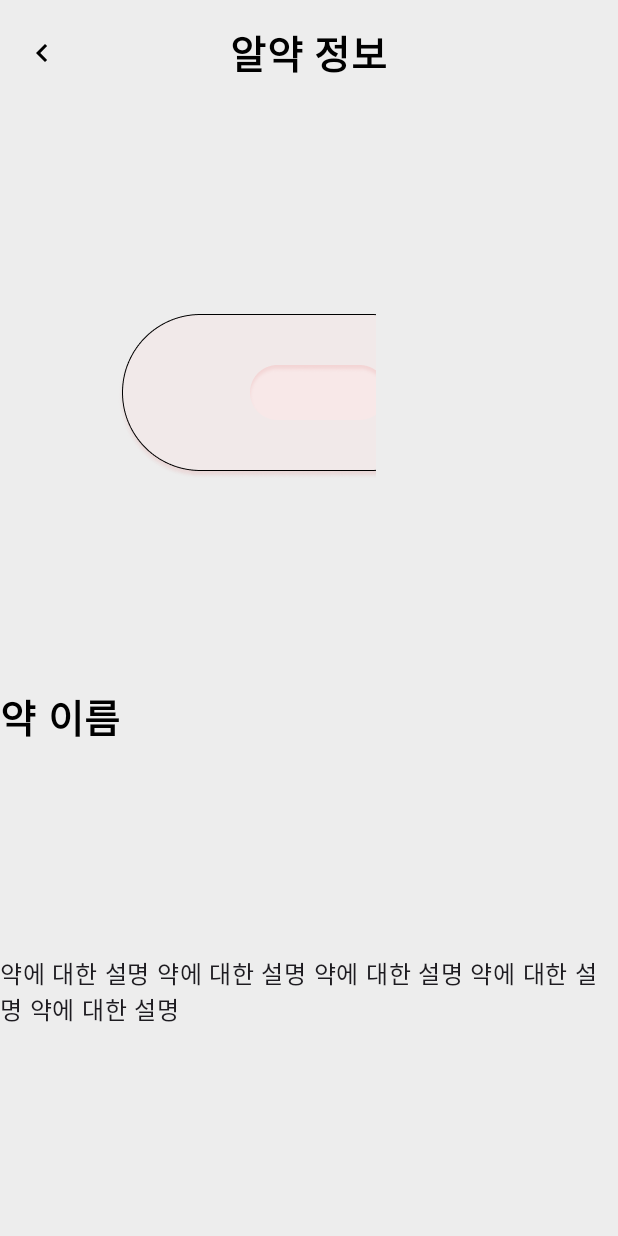
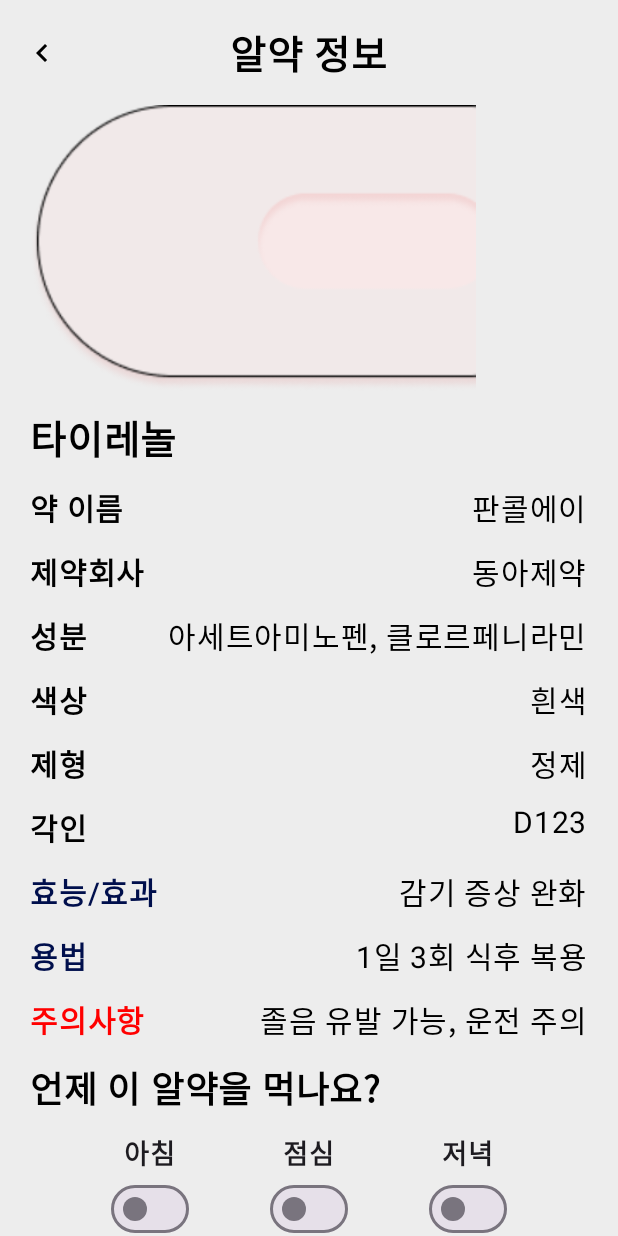
Before and after one commit to illujun/Capstone-Design, an Android app built with Jetpack Compose: the composable DetailScreen called with empty values, on a phone screen of 412 x 824 dp. Run offline under Robolectric (Android 15) with nearby library versions, the phone set to English and light mode, and no system bars; pictures from the network do not load.

Commit message:
pill plan setting

```diff
--- /dev/null
+++ b/Findpill/app/src/main/java/com/example/findpill/ui/component/TimeSwitch.kt
@@ -0,0 +1,40 @@
+package com.example.findpill.ui.component
+
+import androidx.compose.foundation.layout.Column
+import androidx.compose.material3.Switch
+import androidx.compose.material3.Text
+import androidx.compose.runtime.Composable
+import androidx.compose.runtime.getValue
+import androidx.compose.runtime.mutableStateOf
+import androidx.compose.runtime.remember
+import androidx.compose.runtime.setValue
+import androidx.compose.ui.Alignment
+import androidx.compose.ui.text.font.FontWeight
+import androidx.compose.ui.unit.sp
+import com.example.findpill.ui.viewmodel.CalendarViewModel
+
+@Composable
+fun TimeSwitch(
+    title: String,
+    time: String,
+    isChecked: Boolean,
+    pillId: String,
+    viewModel: CalendarViewModel
+){
+    var checked by remember { mutableStateOf(isChecked) }
+
+    Column(
+        horizontalAlignment = Alignment.CenterHorizontally
+    ){
+        Text(title, fontWeight = FontWeight.SemiBold, fontSize = 18.sp)
+        Switch(
+            checked = checked,
+            onCheckedChange = {
+                checked = it
+                if (it) viewModel.addPlan(time, pillId)
+                else viewModel.removePlan(time, pillId)
+            }
+        )
+    }
+
+}
--- a/Findpill/app/src/main/java/com/example/findpill/ui/nav/MainScaffold.kt
+++ b/Findpill/app/src/main/java/com/example/findpill/ui/nav/MainScaffold.kt
@@ -56,8 +56,9 @@ fun MainScaffold() {
                 PillCalendar(navController = navController, viewModel = vm) }
             composable("detail/{pillId}") { backStackEntry ->
                 val pillId = backStackEntry.arguments?.getString("pillId")?.toIntOrNull()
+                val vm: CalendarViewModel = viewModel()
                 pillId?.let{
-                    DetailScreen(navController, pillId = it)
+                    DetailScreen(navController, pillId = it, viewModel = vm)
                 }
             }
         }
--- a/Findpill/app/src/main/java/com/example/findpill/ui/nav/Navigation.kt
+++ b/Findpill/app/src/main/java/com/example/findpill/ui/nav/Navigation.kt
@@ -39,8 +39,9 @@ fun AppNavHost(
             PillCalendar(navController = navController, viewModel = vm) }
         composable("detail/{pillId}") { backStackEntry ->
             val pillId = backStackEntry.arguments?.getString("pillId")?.toIntOrNull()
+            val vm: CalendarViewModel = viewModel()
             pillId?.let{
-                DetailScreen(navController, pillId = it)
+                DetailScreen(navController, pillId = it, viewModel =vm)
             }
         }
     }
--- a/Findpill/app/src/main/java/com/example/findpill/ui/screen/DetailScreen.kt
+++ b/Findpill/app/src/main/java/com/example/findpill/ui/screen/DetailScreen.kt
@@ -3,20 +3,52 @@ package com.example.findpill.ui.screen
 import androidx.compose.foundation.Image
 import androidx.compose.foundation.background
 import androidx.compose.foundation.layout.*
+import androidx.compose.foundation.lazy.LazyColumn
+import androidx.compose.foundation.lazy.items
 import androidx.compose.material3.*
 import androidx.compose.runtime.Composable
+import androidx.compose.runtime.collectAsState
+import androidx.compose.runtime.getValue
+import androidx.compose.runtime.remember
 import androidx.compose.ui.Alignment
 import androidx.compose.ui.Modifier
+import androidx.compose.ui.graphics.Color
+import androidx.compose.ui.layout.ContentScale
+import androidx.compose.ui.res.painterResource
 import androidx.compose.ui.text.font.FontWeight
 import androidx.compose.ui.unit.dp
 import androidx.compose.ui.unit.sp
 import androidx.navigation.NavController
 import coil.compose.rememberAsyncImagePainter
 import com.example.findpill.R
+import com.example.findpill.ui.component.TimeSwitch
 import com.example.findpill.ui.component.TopBar
+import com.example.findpill.ui.viewmodel.CalendarViewModel
 
 @Composable
-fun DetailScreen(navController: NavController, pillId: Int) {
+fun DetailScreen(navController: NavController, pillId: Int, viewModel: CalendarViewModel) {
+    val pillDetail = listOf(
+        "약 이름" to "판콜에이",
+        "제약회사" to "동아제약",
+        "성분" to "아세트아미노펜, 클로르페니라민",
+        "색상" to "흰색",
+        "제형" to "정제",
+        "각인" to "D123",
+        "효능/효과" to "감기 증상 완화",
+        "용법" to "1일 3회 식후 복용",
+        "주의사항" to "졸음 유발 가능, 운전 주의"
+    )
+
+    val morning by viewModel.morning.collectAsState(initial = emptySet())
+    val afternoon by viewModel.afternoon.collectAsState(initial = emptySet())
+    val night by viewModel.night.collectAsState(initial = emptySet())
+
+    val pillIdStr = pillId.toString()
+
+    val morningChecked = remember(morning) { pillIdStr in morning }
+    val afternoonChecked = remember(afternoon) { pillIdStr in afternoon }
+    val nightChecked = remember(night) { pillIdStr in night }
+
     Box(modifier = Modifier
         .fillMaxSize()
         .background(MaterialTheme.colorScheme.secondary)
@@ -27,27 +59,73 @@ fun DetailScreen(navController: NavController, pillId: Int) {
         ) {
             TopBar(title = "알약 정보", onBackClick = { navController.popBackStack() })
 
-            Column(
-                modifier = Modifier.fillMaxSize(),
-                verticalArrangement = Arrangement.SpaceEvenly
+            LazyColumn(
+                modifier = Modifier
+                    .fillMaxSize()
+                    .padding(horizontal = 20.dp),
+                verticalArrangement = Arrangement.spacedBy(12.dp)
+            ) {
+                item {
+                    Image(
+                        painter = painterResource(R.drawable.pill1),
+                        contentDescription = null,
+                        contentScale = ContentScale.FillWidth,
+                        modifier = Modifier
+                            .fillMaxWidth(0.8f)
+                            .wrapContentHeight()
+                            .align(Alignment.CenterHorizontally),
+                    )
+                }
 
-            ){
-                Image(
-                    painter = rememberAsyncImagePainter(
-                        model = R.drawable.pill1 // 수정 요망
-                    ),
-                    contentDescription = null,
-                    modifier = Modifier.fillMaxWidth(0.8f)
-                )
-                Text(
-                    text = "약 이름",
-                    color = MaterialTheme.colorScheme.onSurface,
-                    fontWeight = FontWeight.Bold,
-                    fontSize = 26.sp
-                )
-                Text(
-                    text = "약에 대한 설명 약에 대한 설명 약에 대한 설명 약에 대한 설명 약에 대한 설명"
-                )
+                item{
+                    Text(
+                        text = "타이레놀",
+                        fontWeight = FontWeight.ExtraBold,
+                        color = MaterialTheme.colorScheme.onSurface,
+                        fontSize = 26.sp
+                    )
+                }
+
+                items(pillDetail) { (title, value) ->
+                    Row(
+                        modifier = Modifier.fillMaxWidth(),
+                        horizontalArrangement = Arrangement.SpaceBetween
+                    ) {
+                        Text(
+                            text = title,
+                            fontWeight = FontWeight.SemiBold,
+                            color = when (title) {
+                                "효능/효과", "용법" -> MaterialTheme.colorScheme.primary
+                                "주의사항" -> Color.Red
+                                else -> MaterialTheme.colorScheme.onSurface
+                            },
+                            fontSize = 20.sp
+                        )
+                        Text(
+                            text = value,
+                            color = MaterialTheme.colorScheme.onSurface,
+                            fontSize = 20.sp
+                        )
+                    }
+                }
+                item{
+                    Text(
+                        text = "언제 이 알약을 먹나요?",
+                        fontWeight = FontWeight.Bold,
+                        fontSize = 24.sp,
+                        color = MaterialTheme.colorScheme.onSurface
+                    )
+                }
+                item{
+                    Row(
+                        modifier = Modifier.fillMaxWidth(),
+                        horizontalArrangement = Arrangement.SpaceEvenly
+                    ){
+                        TimeSwitch(title = "아침", time = "morning", isChecked = morningChecked, pillId = pillIdStr, viewModel = viewModel)
+                        TimeSwitch(title = "점심", time = "afternoon", isChecked = afternoonChecked, pillId = pillIdStr, viewModel = viewModel)
+                        TimeSwitch(title = "저녁", time = "night", isChecked = nightChecked, pillIdStr, viewModel)
+                    }
+                }
             }
         }
     }
--- a/Findpill/app/src/main/java/com/example/findpill/ui/screen/PillCalendar.kt
+++ b/Findpill/app/src/main/java/com/example/findpill/ui/screen/PillCalendar.kt
@@ -106,7 +106,7 @@ fun PillCalendar(navController: NavController, viewModel: CalendarViewModel){
                                 verticalArrangement = Arrangement.spacedBy(20.dp)
                             ){
                                 items(dummyPillList) { pill ->
-                                    Pill(pill = pill, onClick = {navController.navigate("detail")})
+                                    Pill(pill = pill, onClick = {navController.navigate("detail/${pill.id}")})
                                 }
                             }
                         }
```
